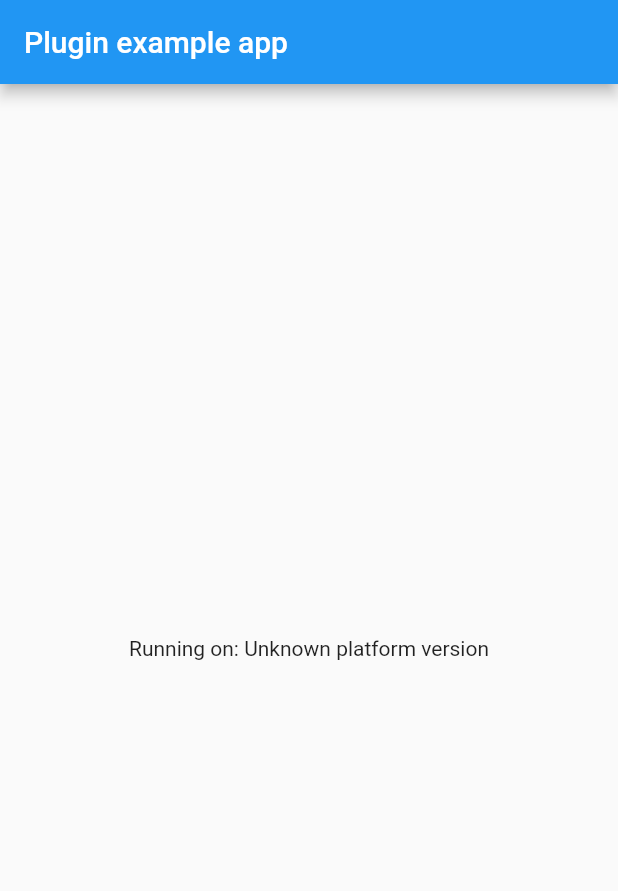
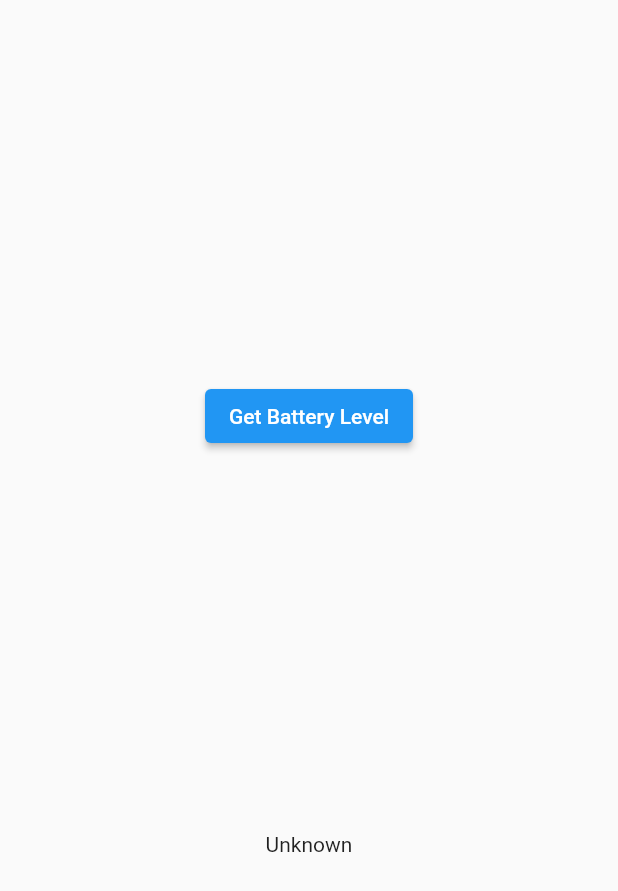
Before and after one commit to leragogogo/battery_plugin, a Flutter app: the screen it shows after launch, on a phone screen of 412 x 824 dp. Shown: the top 891 px of the screen. Run offline on Flutter 3.47's test engine with Material 2 defaults, Android fonts, the light colour scheme and no system bars; our stand-ins replace plugin_platform_interface; missing offline and left inert: dart:html.

Commit message:
battery_plugin

```diff
--- a/example/lib/main.dart
+++ b/example/lib/main.dart
@@ -1,11 +1,11 @@
+import 'package:battery_plugin/battery_plugin.dart';
 import 'package:flutter/material.dart';
 import 'dart:async';
 
 import 'package:flutter/services.dart';
-import 'package:battery_plugin/battery_plugin.dart';
 
 void main() {
-  runApp(const MyApp());
+  runApp(const MaterialApp(home: MyApp()));
 }
 
 class MyApp extends StatefulWidget {
@@ -16,46 +16,39 @@ class MyApp extends StatefulWidget {
 }
 
 class _MyAppState extends State<MyApp> {
-  String _platformVersion = 'Unknown';
-  final _batteryPlugin = BatteryPlugin();
+  String _batteryLevel = 'Unknown';
 
   @override
   void initState() {
     super.initState();
-    initPlatformState();
   }
-
-  // Platform messages are asynchronous, so we initialize in an async method.
-  Future<void> initPlatformState() async {
-    String platformVersion;
-    // Platform messages may fail, so we use a try/catch PlatformException.
-    // We also handle the message potentially returning null.
+  Future<void> _getBatteryLevel() async {
+    String batteryLevel;
     try {
-      platformVersion =
-          await _batteryPlugin.getPlatformVersion() ?? 'Unknown platform version';
+      batteryLevel = await BatteryPlugin.getBatteryLevel();
     } on PlatformException {
-      platformVersion = 'Failed to get platform version.';
+      batteryLevel = 'Failed to get platform version.';
     }
-
-    // If the widget was removed from the tree while the asynchronous platform
-    // message was in flight, we want to discard the reply rather than calling
-    // setState to update our non-existent appearance.
     if (!mounted) return;
 
     setState(() {
-      _platformVersion = platformVersion;
+      _batteryLevel = batteryLevel;
     });
   }
 
   @override
   Widget build(BuildContext context) {
-    return MaterialApp(
-      home: Scaffold(
-        appBar: AppBar(
-          title: const Text('Plugin example app'),
-        ),
-        body: Center(
-          child: Text('Running on: $_platformVersion\n'),
+    return Material(
+      child: Center(
+        child: Column(
+          mainAxisAlignment: MainAxisAlignment.spaceEvenly,
+          children: [
+            ElevatedButton(
+              onPressed: _getBatteryLevel,
+              child: const Text('Get Battery Level'),
+            ),
+            Text(_batteryLevel),
+          ],
         ),
       ),
     );
--- a/lib/battery_plugin.dart
+++ b/lib/battery_plugin.dart
@@ -1,8 +1,18 @@
 
-import 'battery_plugin_platform_interface.dart';
+import 'package:flutter/services.dart';
+
 
 class BatteryPlugin {
-  Future<String?> getPlatformVersion() {
-    return BatteryPluginPlatform.instance.getPlatformVersion();
+  static const _channel = MethodChannel('battery_plugin');
+
+  static Future<String> getBatteryLevel() async {
+    String batteryLevel;
+    try {
+      final int result = await _channel.invokeMethod('getBatteryLevel');
+      batteryLevel = 'Battery level: $result%.';
+    } on PlatformException {
+      batteryLevel = 'Failed to get battery level.';
+    }
+    return batteryLevel;
   }
 }
--- a/lib/battery_plugin_method_channel.dart
+++ b/lib/battery_plugin_method_channel.dart
@@ -9,9 +9,9 @@ class MethodChannelBatteryPlugin extends BatteryPluginPlatform {
   @visibleForTesting
   final methodChannel = const MethodChannel('battery_plugin');
 
-  @override
+  /*@override
   Future<String?> getPlatformVersion() async {
     final version = await methodChannel.invokeMethod<String>('getPlatformVersion');
     return version;
-  }
+  }*/
 }
```
Also changed, not shown: 4 other files.
